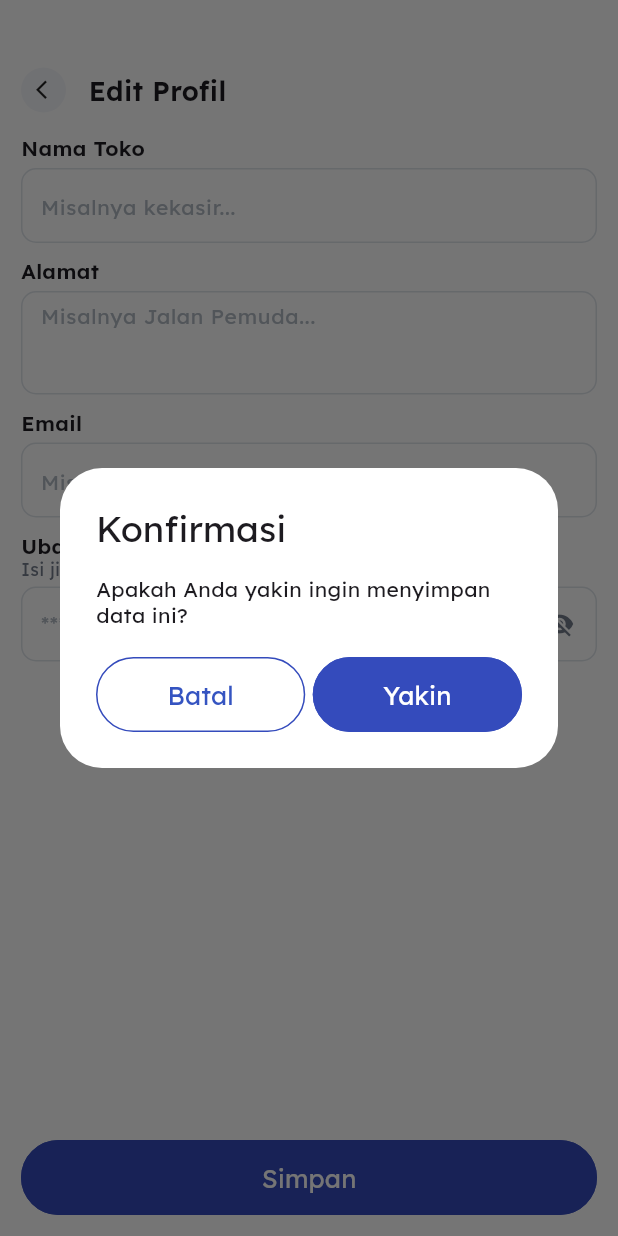
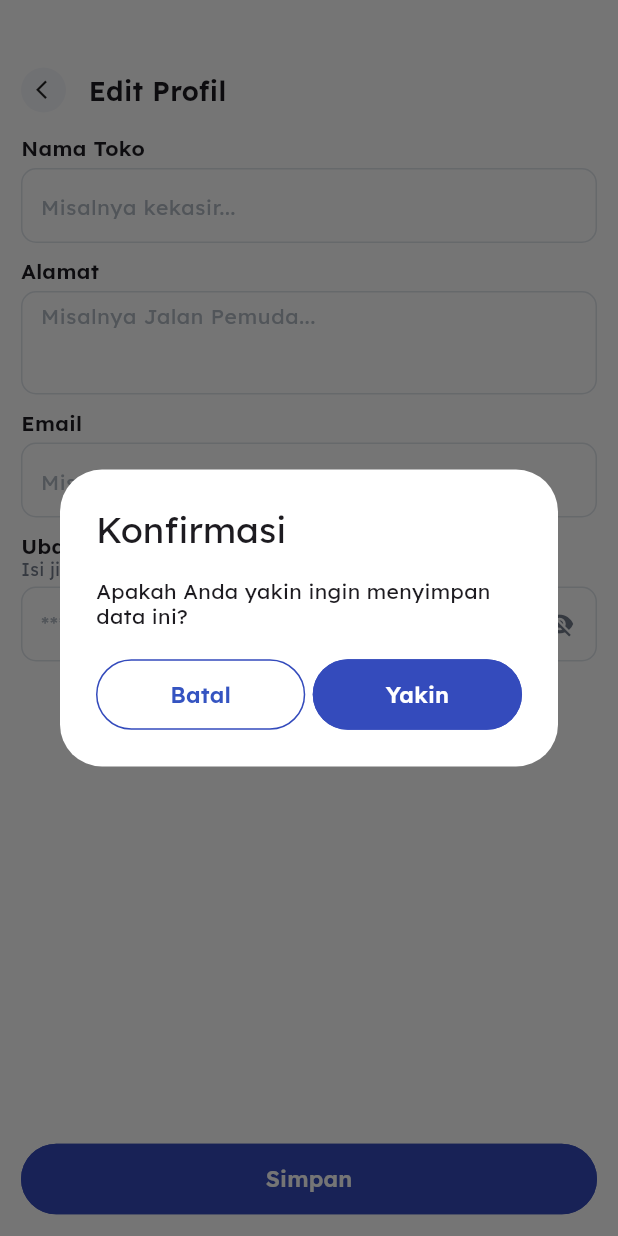
Before and after one commit to yusrondev/kekasir_pos, a Flutter app: the EditProfilePage screen opened by its route, after a tap on "Simpan", on a phone screen of 412 x 824 dp. Run offline on Flutter 3.47's test engine with Material 3 defaults, Android fonts, the phone set to English and light mode, and no system bars; our stand-ins replace dropdown_search, flutter_dotenv, gap, google_fonts, image_cropper, image_picker and 3 more; missing offline and left inert: mat_month_picker_dialog, tutorial_coach_mark; accounts and stored records are empty; network calls fail.

Commit message:
DEV - layout button primary

```diff
--- a/lib/components/custom_button_component.dart
+++ b/lib/components/custom_button_component.dart
@@ -25,8 +25,9 @@ class ButtonPrimary extends StatelessWidget {
       ),
       child: Text(text ?? "", style: TextStyle(
         color: Colors.white,
-        fontSize: 17,
-        fontFamily: 'Lexend'
+        fontSize: 15,
+        fontFamily: 'Lexend',
+        fontWeight: FontWeight.w600
       )),
     );
   }
@@ -51,8 +52,9 @@ class ButtonPrimaryOutline extends StatelessWidget {
       onPressed: onPressed,
       child: Text(text ?? "", style: TextStyle(
           color: Color(0xff3554C1),
-          fontSize: 17,
-          fontFamily: 'Lexend'
+          fontSize: 15,
+          fontFamily: 'Lexend',
+          fontWeight: FontWeight.w600
         )
       ),
     );
```
